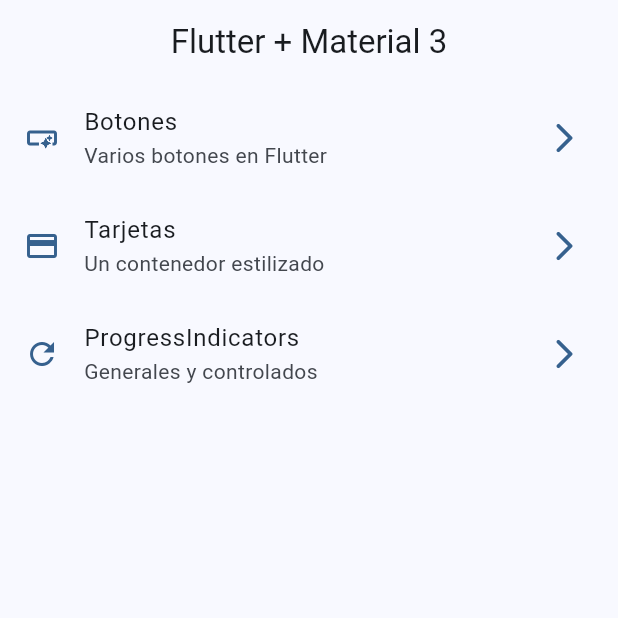
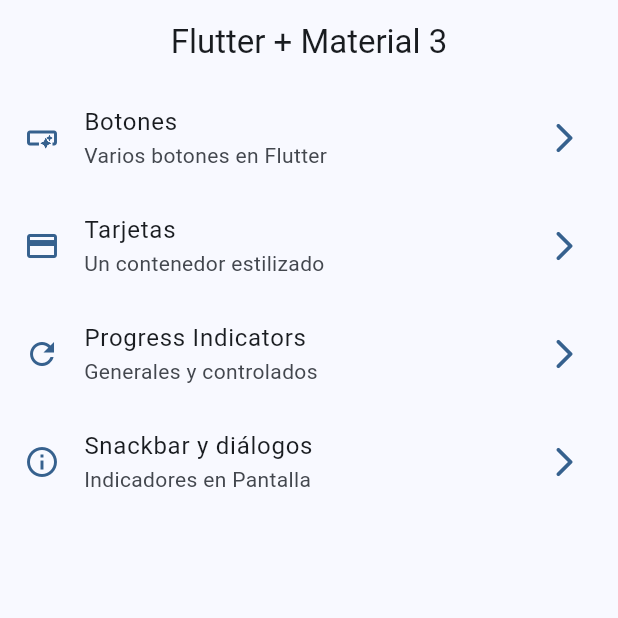
Before and after one commit to DidierDev672/widget_app, a Flutter app: the screen it shows after launch, on a phone screen of 412 x 824 dp, the top half of it. Run offline on Flutter 3.47's test engine with Material 3 defaults, Android fonts, the phone set to English and light mode, and no system bars; our stand-ins replace go_router.

Commit message:
snackbar dialog terminado

```diff
--- a/lib/config/menu-item/menu_item.dart
+++ b/lib/config/menu-item/menu_item.dart
@@ -28,9 +28,15 @@ const appMenuItems = <MenuItem>[
     icon: Icons.credit_card,
   ),
   MenuItem(
-    title: 'ProgressIndicators',
+    title: 'Progress Indicators',
     subTitle: 'Generales y controlados',
     link: '/progress',
     icon: Icons.refresh_outlined,
+  ),
+  MenuItem(
+    title: 'Snackbar y diálogos',
+    subTitle: 'Indicadores en Pantalla',
+    link: '/snackbar',
+    icon: Icons.info_outline,
   )
 ];
--- a/lib/config/router/app_router.dart
+++ b/lib/config/router/app_router.dart
@@ -23,5 +23,10 @@ final appRouter = GoRouter(
       name: ProgressScreen.name,
       builder: (context, state) => const ProgressScreen(),
     ),
+    GoRoute(
+      path: '/snackbar',
+      name: SnackbarScreen.name,
+      builder: (context, state) => const SnackbarScreen(),
+    ),
   ],
 );
--- a/lib/main.dart
+++ b/lib/main.dart
@@ -12,6 +12,7 @@ class MainApp extends StatelessWidget {
   @override
   Widget build(BuildContext context) {
     return MaterialApp.router(
+      title: 'Flutter Widgets',
       routerConfig: appRouter,
       debugShowCheckedModeBanner: false,
       theme: AppTheme(selectedColor: 0).getTheme(),
```
Also changed, not shown: lib/presentation/screens/snackbar/snackbar_screen.dart (+78 -1 lines).
